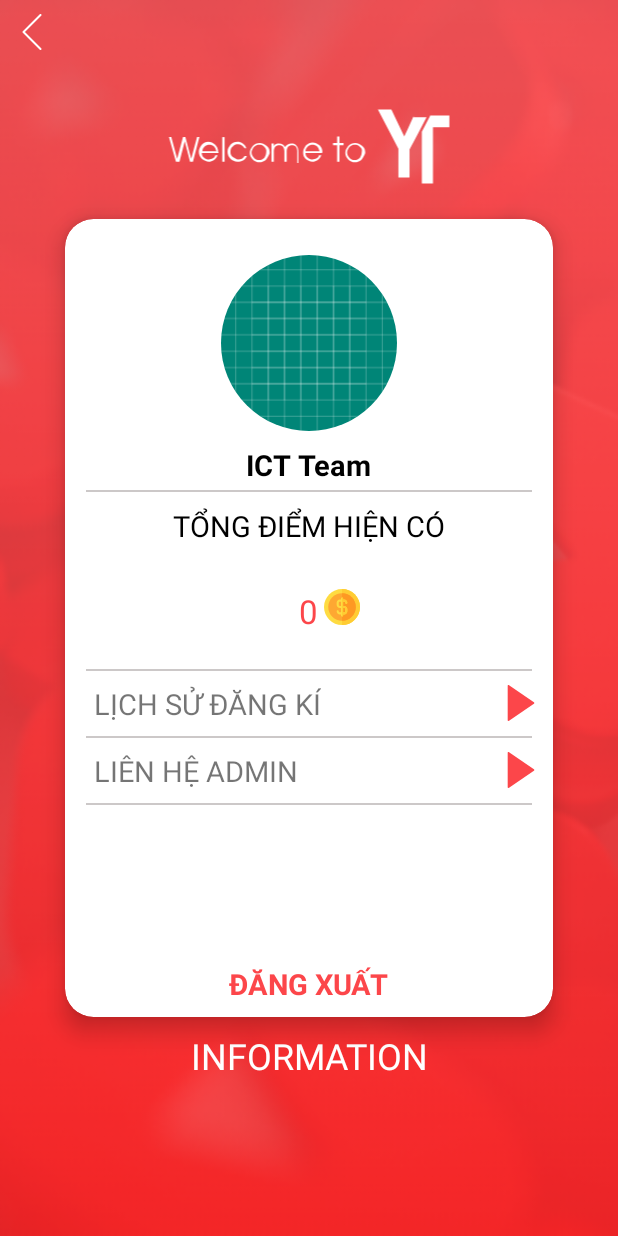
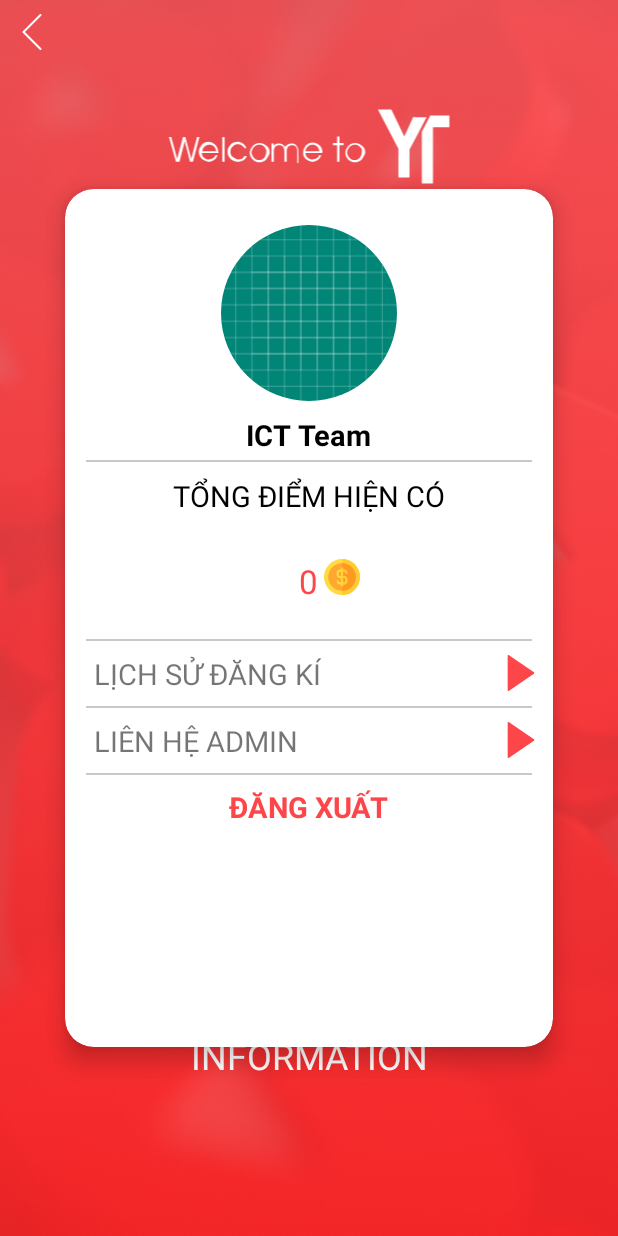
Before and after one commit to NguyenTrandroid/SubYoutube, an Android app: the layout activity_profile.xml on its own in the app's theme, with its tools: preview values and no code run, on a phone screen of 412 x 824 dp. Run offline under Robolectric (Android 15) with nearby library versions, the phone set to English and light mode, and no system bars.

Commit message:
fix layout

```diff
--- a/app/src/main/res/layout/activity_profile.xml
+++ b/app/src/main/res/layout/activity_profile.xml
@@ -25,8 +25,8 @@
     <android.support.v7.widget.CardView
         android:layout_marginLeft="@dimen/dp45"
         android:layout_marginRight="@dimen/dp45"
-        android:layout_marginTop="@dimen/dp150"
-        android:layout_marginBottom="@dimen/dp150"
+        android:layout_marginTop="@dimen/dp130"
+        android:layout_marginBottom="@dimen/dp130"
         android:id="@+id/cv_info"
         android:layout_width="match_parent"
         android:layout_height="wrap_content"
@@ -174,12 +174,13 @@
                 android:layout_marginRight="@dimen/dp15"
                 android:src="@color/gray" />
             <TextView
+                android:layout_marginTop="@dimen/dp10"
                 android:id="@+id/tv_logout"
                 android:textStyle="bold"
                 android:textSize="@dimen/sp20"
                 android:layout_marginBottom="@dimen/dp10"
                 android:layout_centerHorizontal="true"
-                android:layout_alignParentBottom="true"
+                android:layout_below="@id/rl_contacadmin"
                 android:textColor="@color/red"
                 android:text="ĐĂNG XUẤT"
                 android:layout_width="wrap_content"
```
